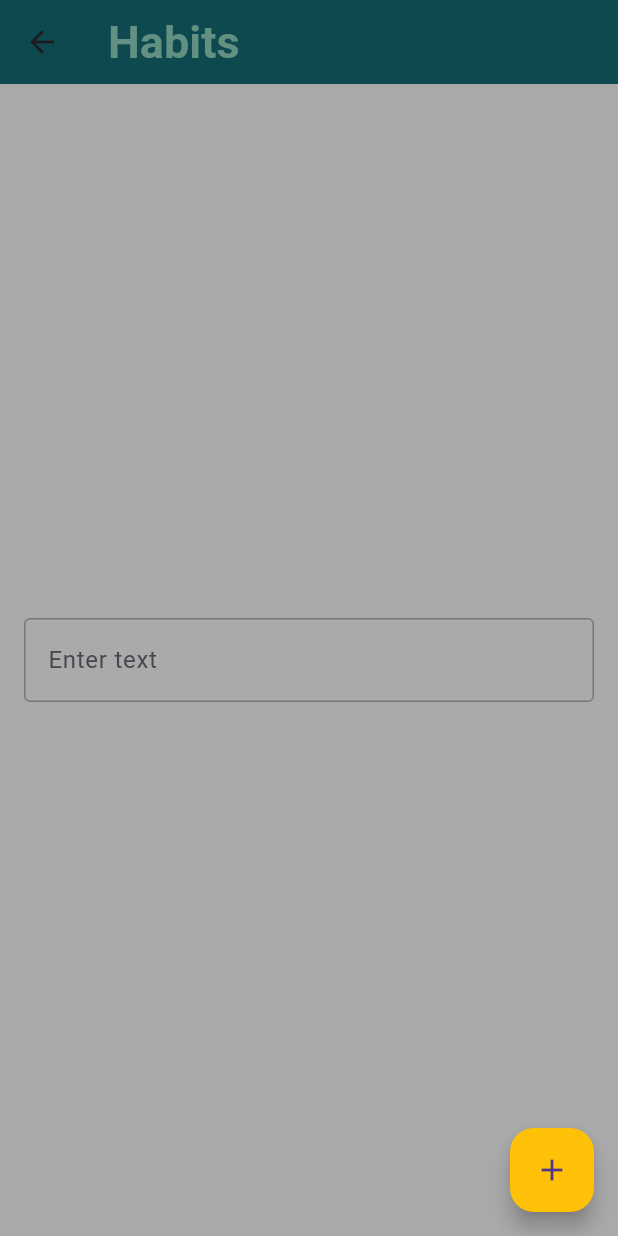
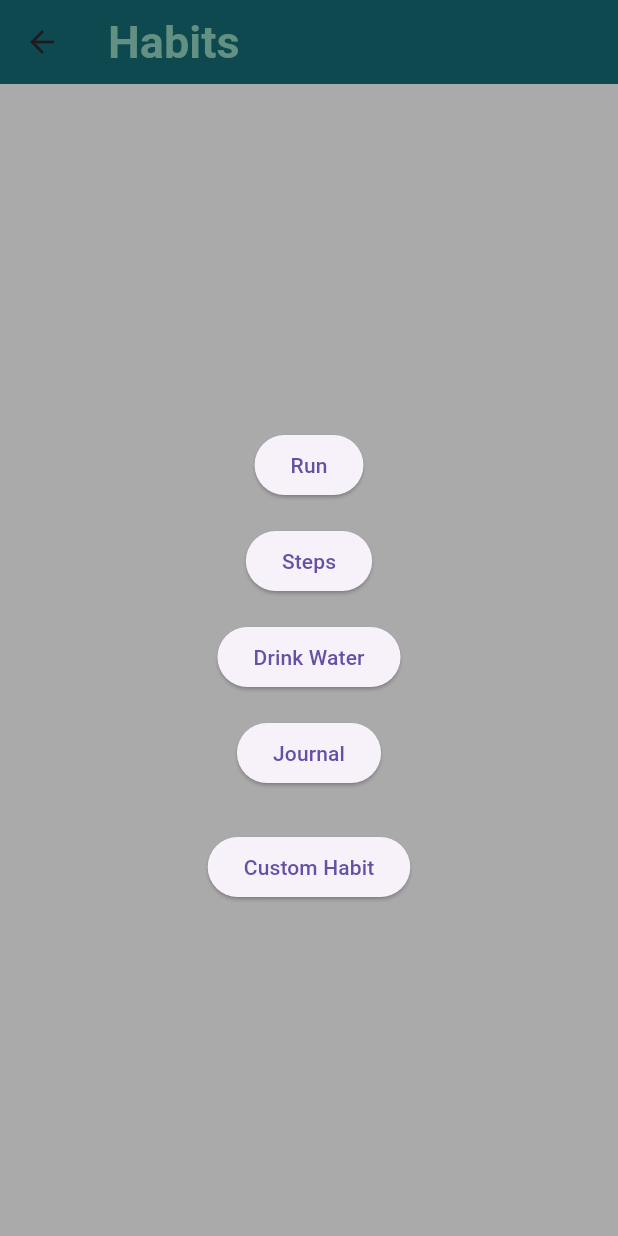
Before and after one commit to Bastian12321/HabitApp---project, a Flutter app: the HabitsPage screen opened by its route, on a phone screen of 412 x 824 dp. Run offline on Flutter 3.47's test engine with Material 3 defaults, Android fonts, the light colour scheme and no system bars; our stand-ins replace cloud_firestore, firebase_auth, firebase_core, flutter_spinkit, table_calendar; accounts and stored records are empty; statements that could not run were skipped.

Commit message:
Habit setup

```diff
--- a/lib/main.dart
+++ b/lib/main.dart
@@ -58,7 +58,7 @@ class MyApp extends StatelessWidget {
           '/calendar': (context) => CalendarPage(data: habitUI),
           '/habits': (context) => HabitsPage(data: habitUI),
           '/journal': (context) => const JournalPage(),
-            '/friends': (context) => const FriendsPage(),
+          '/friends': (context) => const FriendsPage(),
         },
         debugShowCheckedModeBanner: false,
       ),
--- a/lib/pages/habits_page.dart
+++ b/lib/pages/habits_page.dart
@@ -1,9 +1,14 @@
 import 'package:flutter/material.dart';
+import 'package:flutter/services.dart'; // Import this for FilteringTextInputFormatter
 import 'package:habitapp/util/habitinterface.dart';
 import 'package:habitapp/util/habit.dart';
-
+import 'package:habitapp/pages/habitPageDialog.dart/custom_habit_dialog.dart';
+import 'package:habitapp/pages/habitPageDialog.dart/journal_habit_dialog.dart';
+import 'package:habitapp/pages/habitPageDialog.dart/run_habit_dialog.dart';
+import 'package:habitapp/pages/habitPageDialog.dart/steps_habit_dialog.dart';
+import 'package:habitapp/pages/habitPageDialog.dart/water_habit_dialog.dart';
 class HabitsPage extends StatefulWidget {
-  HabitUI data;
+  final HabitUI data;
   HabitsPage({super.key, required this.data});
 
   @override
@@ -13,7 +18,37 @@ class HabitsPage extends StatefulWidget {
 class _HabitsPageState extends State<HabitsPage> {
   late final ValueNotifier<List<Habit>> _selectedHabits;
   TextEditingController _habitController = TextEditingController();
+  TextEditingController _habitNameController = TextEditingController();
+  TextEditingController _integerController = TextEditingController();
+  TextEditingController _goalAmountController = TextEditingController();
   String habitName = '';
+  String frequency = 'every day';
+  int water = 100;
+  bool _showGoalAmountField = false; // Boolean state variable to track visibility
+  final List<String> predefinedHabits = ['Run', 'Steps', 'Drink Water', 'Journal'];
+  final List<String> frequencyOptions = [
+    'every day',
+    'every other day',
+    'every 3 days',
+    'every 4 days',
+    'every 5 days',
+    'every 6 days',
+    'every 7 days'
+  ];
+  final List<int> waterOptions = [
+    100,
+    125,
+    150,
+    175,
+    200,
+    225,
+    250,
+    300,
+    350,
+    400,
+    450,
+    500
+  ];
 
   @override
   void initState() {
@@ -21,10 +56,34 @@ class _HabitsPageState extends State<HabitsPage> {
     _selectedHabits = ValueNotifier(widget.data.getHabitsForDay(widget.data.focusedDay));
   }
 
+  int frequencyToInt(String frequency) {
+    switch (frequency) {
+      case 'every day':
+        return 1;
+      case 'every other day':
+        return 2;
+      case 'every 3 days':
+        return 3;
+      case 'every 4 days':
+        return 4;
+      case 'every 5 days':
+        return 5;
+      case 'every 6 days':
+        return 6;
+      case 'every 7 days':
+        return 7;
+      default:
+        return 1; // Default to 'every day' if the input is not recognized
+    }
+  }
+
   @override
   void dispose() {
     _habitController.dispose();
+    _habitNameController.dispose();
+    _integerController.dispose();
     _selectedHabits.dispose();
+    _goalAmountController.dispose();
     super.dispose();
   }
 
@@ -42,50 +101,47 @@ class _HabitsPageState extends State<HabitsPage> {
       ),
       body: Center(
         child: Padding(
-          padding: const EdgeInsets.all(16.0),
-          child: TextField(
-            controller: _habitController,
-            decoration: const InputDecoration(
-              border: OutlineInputBorder(),
-              labelText: 'Enter text',
+          padding: const EdgeInsets.all(30.0),
+          child: Column(
+            mainAxisAlignment: MainAxisAlignment.center,
+            children: [
+              // Add individual onPressed functions to each habit button
+              Padding(
+                padding: const EdgeInsets.symmetric(vertical: 8.0),
+                child: ElevatedButton(
+                  onPressed: () => showRunHabitDialog(context, widget.data, _selectedHabits, _habitNameController, _integerController, frequencyOptions, frequencyToInt),
+                  child: Text(predefinedHabits[0]),
                 ),
               ),
+              Padding(
+                padding: const EdgeInsets.symmetric(vertical: 8.0),
+                child: ElevatedButton(
+                  onPressed: () => showStepsHabitDialog(context, widget.data, _selectedHabits, _habitNameController, _integerController, _goalAmountController, frequencyOptions, frequencyToInt),
+                  child: Text(predefinedHabits[1]),
                 ),
               ),
-      floatingActionButton: FloatingActionButton(
-        onPressed: () {
-          showDialog(
-            context: context,
-            builder: (context) {
-              return AlertDialog(
-                scrollable: true,
-                title: Text("Habit Name"),
-                content: Padding(
-                  padding: EdgeInsets.all(8),
-                  child: TextField(
-                    controller: _habitController,
+              Padding(
+                padding: const EdgeInsets.symmetric(vertical: 8.0),
+                child: ElevatedButton(
+                  onPressed: () => showDrinkWaterHabitDialog(context, widget.data, _selectedHabits, _habitNameController, _integerController, _goalAmountController, water, waterOptions, frequencyOptions, frequencyToInt),
+                  child: Text(predefinedHabits[2]),
                 ),
               ),
-                actions: [
+              Padding(
+                padding: const EdgeInsets.symmetric(vertical: 8.0),
+                child: ElevatedButton(
+                  onPressed: () => showJournalHabitDialog(context, widget.data, _selectedHabits, _habitNameController, _integerController, frequencyOptions, frequencyToInt),
+                  child: Text(predefinedHabits[3]),
+                ),
+              ),
+              SizedBox(height: 20), // Space between predefined and custom habit button
               ElevatedButton(
-                    onPressed: () {
-                      habitName = _habitController.text;
-                      setState(() {
-                        widget.data.addHabit(widget.data.selectedDay!, habitName);
-                        _selectedHabits.value = widget.data.getHabitsForDay(widget.data.selectedDay!);
-                      });
-                      print(widget.data.getHabitsForDay(widget.data.selectedDay!));
-                      Navigator.of(context).pop();
-                    },
-                    child: Text("Submit"),
-                  )
+                onPressed: () => showCustomHabitDialog(context, widget.data, _selectedHabits, _habitNameController, _integerController, _goalAmountController, _showGoalAmountField, frequencyOptions, frequencyToInt),
+                child: Text("Custom Habit"),
+              ),
             ],
-              );
-            },
-          );
-        },
-        backgroundColor: Colors.amber,
-        child: const Icon(Icons.add),
+          ),
+        ),
       ),
     );
   }
```
Also changed, not shown: lib/pages/habitPageDialog.dart/custom_habit_dialog.dart (added, +103 -0 lines), lib/pages/habitPageDialog.dart/journal_habit_dialog.dart (added, +73 -0 lines), lib/pages/habitPageDialog.dart/steps_habit_dialog.dart (added, +70 -0 lines), lib/pages/habitPageDialog.dart/water_habit_dialog.dart (added, +88 -0 lines), lib/util/habitinterface.dart (+9 -0 lines). Lines whose indentation alone changed are shown as unchanged.
